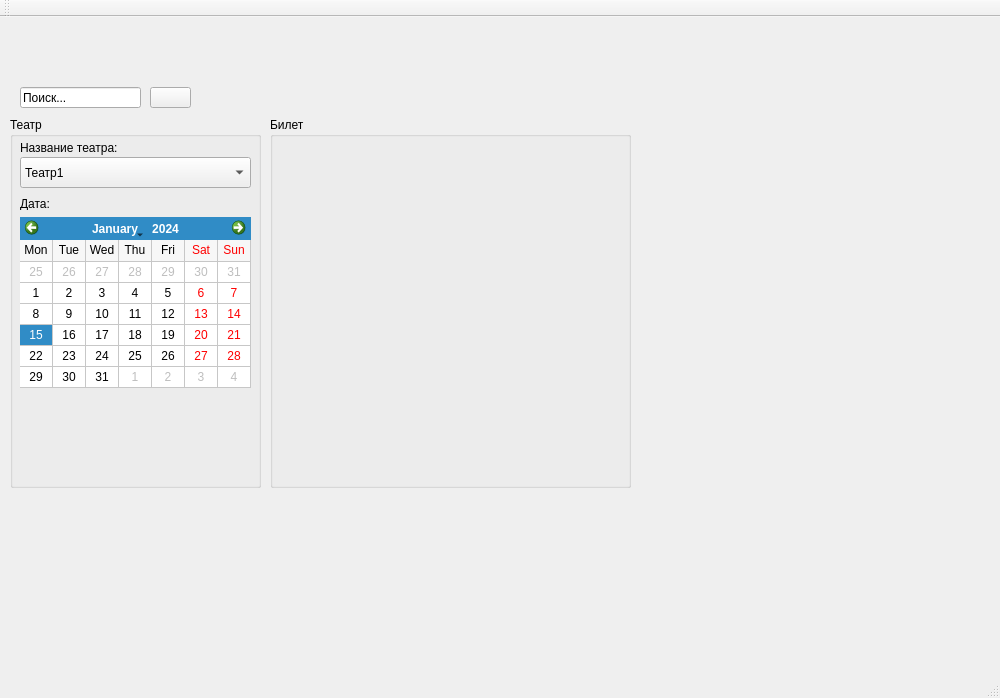
First picture: the form in VTeatr/mainwindow.ui, repository sashaserg/Cursovaya, before the edit.
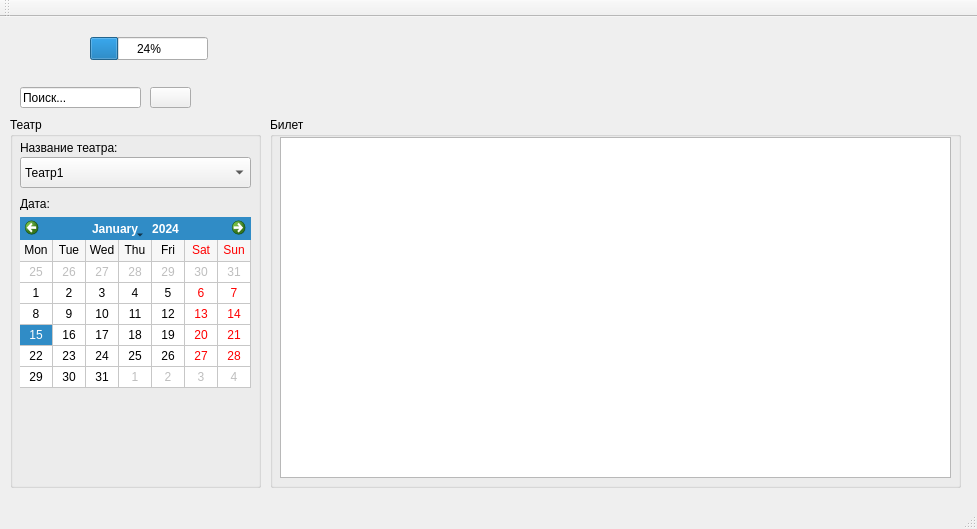
Second picture: the form after the edit.

```diff
--- a/VTeatr/mainwindow.ui
+++ b/VTeatr/mainwindow.ui
@@ -6,8 +6,8 @@
    <rect>
     <x>0</x>
     <y>0</y>
-    <width>1000</width>
-    <height>698</height>
+    <width>977</width>
+    <height>529</height>
    </rect>
   </property>
   <property name="windowTitle">
@@ -119,13 +119,23 @@
      <rect>
       <x>270</x>
       <y>100</y>
-      <width>361</width>
+      <width>691</width>
       <height>371</height>
      </rect>
     </property>
     <property name="title">
      <string>Билет</string>
     </property>
+    <widget class="QGraphicsView" name="graphicsView">
+     <property name="geometry">
+      <rect>
+       <x>10</x>
+       <y>20</y>
+       <width>671</width>
+       <height>341</height>
+      </rect>
+     </property>
+    </widget>
    </widget>
    <widget class="QLineEdit" name="lineEdit">
     <property name="geometry">
@@ -153,6 +163,19 @@
      <string/>
     </property>
    </widget>
+   <widget class="QProgressBar" name="progressBar">
+    <property name="geometry">
+     <rect>
+      <x>90</x>
+      <y>20</y>
+      <width>118</width>
+      <height>23</height>
+     </rect>
+    </property>
+    <property name="value">
+     <number>24</number>
+    </property>
+   </widget>
   </widget>
   <widget class="QMenuBar" name="menuBar">
    <property name="geometry">
```
Left out of the diff: 2 changed lines with no effect on the pictures.
